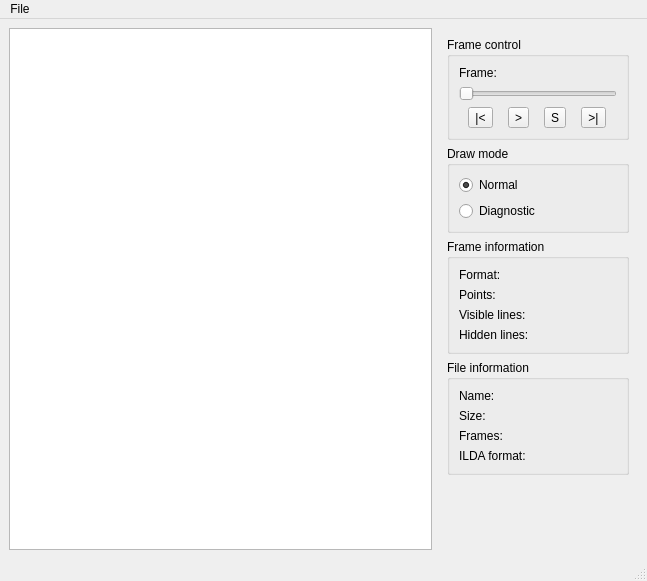
Above: trunk/src/MainWindow.ui from themarcassin/zilda before the change. Below: the same form after it.
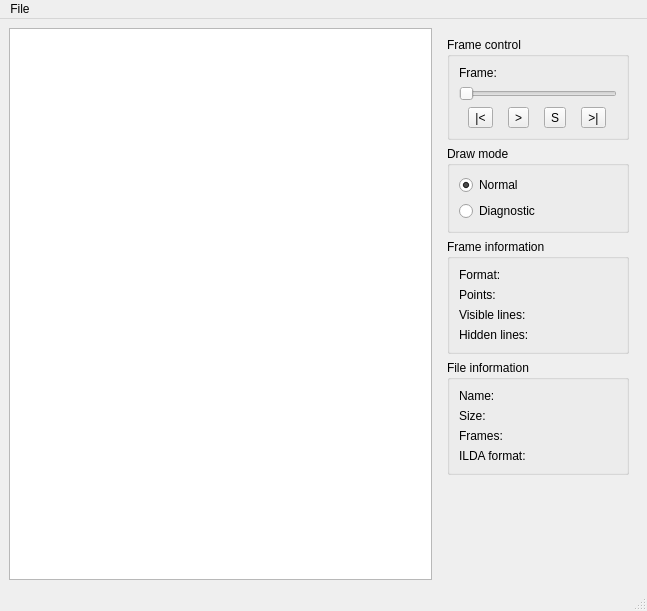
That is the form after the change. Icons and pictures are not drawn.

```diff
--- a/trunk/src/MainWindow.ui
+++ b/trunk/src/MainWindow.ui
@@ -7,7 +7,7 @@
     <x>0</x>
     <y>0</y>
     <width>647</width>
-    <height>581</height>
+    <height>611</height>
    </rect>
   </property>
   <property name="windowTitle">
```
Left out of the diff: 2 changed lines with no effect on the pictures.
